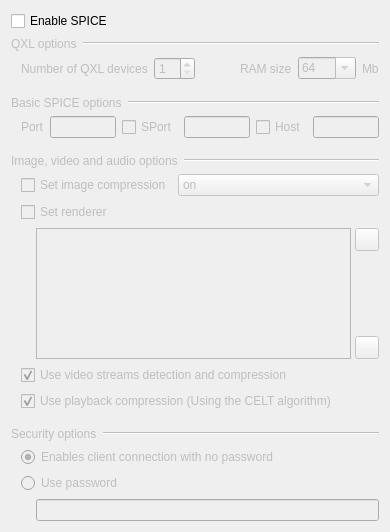
First picture: the form in SPICE_Settings_Widget.ui, repository qunying/aqemu-old, before the edit.
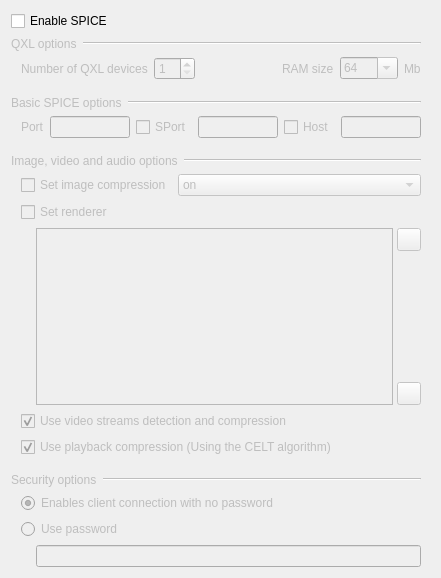
Second picture: the form after the edit. Icons and pictures are not drawn.

Commit message: Added code and GUI for SPICE support

```diff
--- a/SPICE_Settings_Widget.ui
+++ b/SPICE_Settings_Widget.ui
@@ -6,14 +6,47 @@
    <rect>
     <x>0</x>
     <y>0</y>
-    <width>390</width>
-    <height>532</height>
+    <width>441</width>
+    <height>578</height>
    </rect>
   </property>
   <property name="windowTitle">
    <string>SPICE Settings</string>
   </property>
+  <layout class="QVBoxLayout" name="verticalLayout_8">
+   <item>
+    <widget class="QScrollArea" name="scrollArea">
+     <property name="frameShape">
+      <enum>QFrame::NoFrame</enum>
+     </property>
+     <property name="frameShadow">
+      <enum>QFrame::Plain</enum>
+     </property>
+     <property name="widgetResizable">
+      <bool>true</bool>
+     </property>
+     <widget class="QWidget" name="scrollAreaWidgetContents">
+      <property name="geometry">
+       <rect>
+        <x>0</x>
+        <y>0</y>
+        <width>423</width>
+        <height>560</height>
+       </rect>
+      </property>
   <layout class="QVBoxLayout" name="verticalLayout_7">
+       <property name="leftMargin">
+        <number>0</number>
+       </property>
+       <property name="topMargin">
+        <number>0</number>
+       </property>
+       <property name="rightMargin">
+        <number>9</number>
+       </property>
+       <property name="bottomMargin">
+        <number>0</number>
+       </property>
    <item>
     <widget class="QCheckBox" name="CH_Use_SPICE">
      <property name="text">
@@ -595,6 +628,10 @@
        </layout>
       </item>
      </layout>
+        </widget>
+       </item>
+      </layout>
+     </widget>
     </widget>
    </item>
   </layout>
```
Lines whose indentation alone changed are shown as unchanged. The commit also changes 9 other files.
